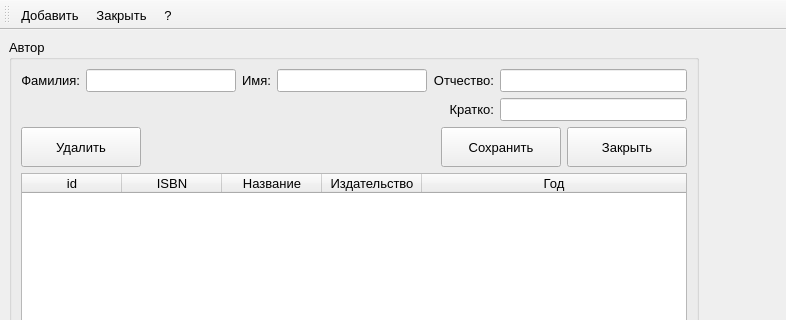
Before: the Qt Designer form librarian/authors.ui in Skyrim78/Librarian, drawn with Qt 5; both pictures show x 0 to 786 and y 0 to 320 of the 786 by 671 pixel window.
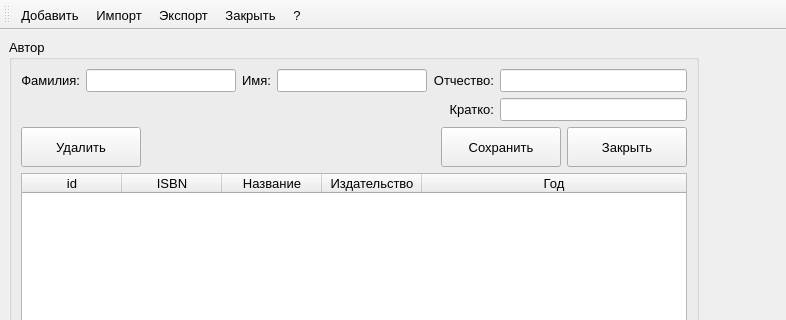
After: the same form once the commit is applied.

```diff
--- a/librarian/authors.ui
+++ b/librarian/authors.ui
@@ -391,6 +391,8 @@
     <bool>false</bool>
    </attribute>
    <addaction name="actionAdd"/>
+   <addaction name="actionImport"/>
+   <addaction name="actionExport"/>
    <addaction name="actionClose"/>
    <addaction name="actionHelp"/>
   </widget>
@@ -409,6 +411,16 @@
     <string>?</string>
    </property>
   </action>
+  <action name="actionImport">
+   <property name="text">
+    <string>Импорт</string>
+   </property>
+  </action>
+  <action name="actionExport">
+   <property name="text">
+    <string>Экспорт</string>
+   </property>
+  </action>
  </widget>
  <resources/>
  <connections/>
```
